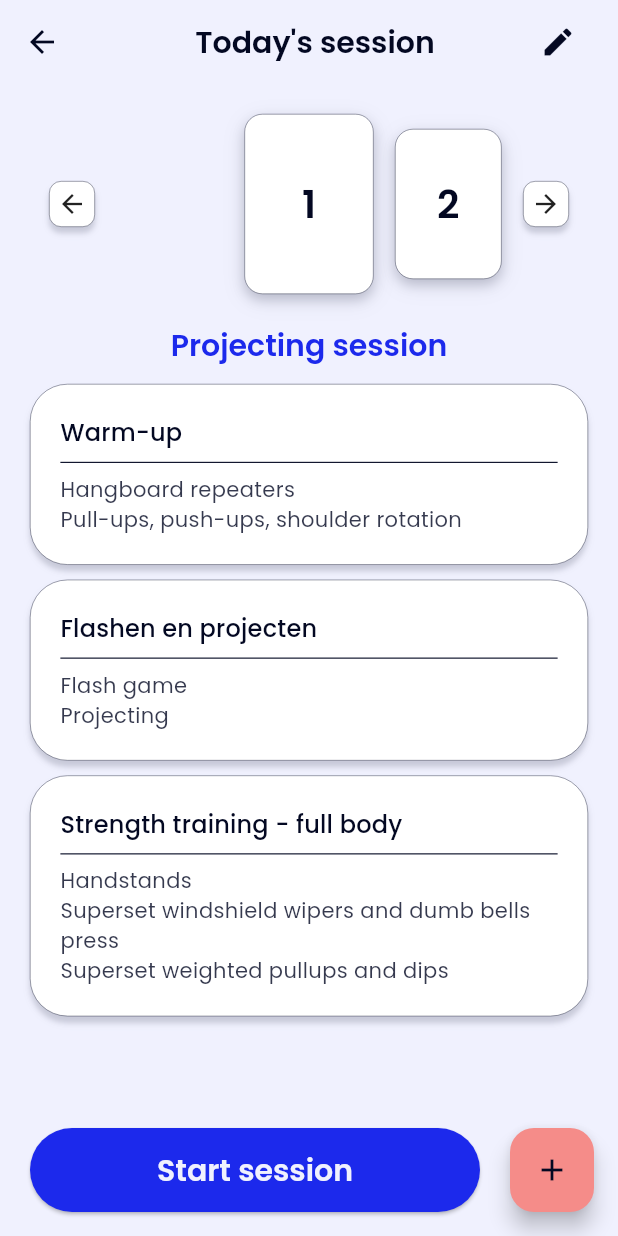
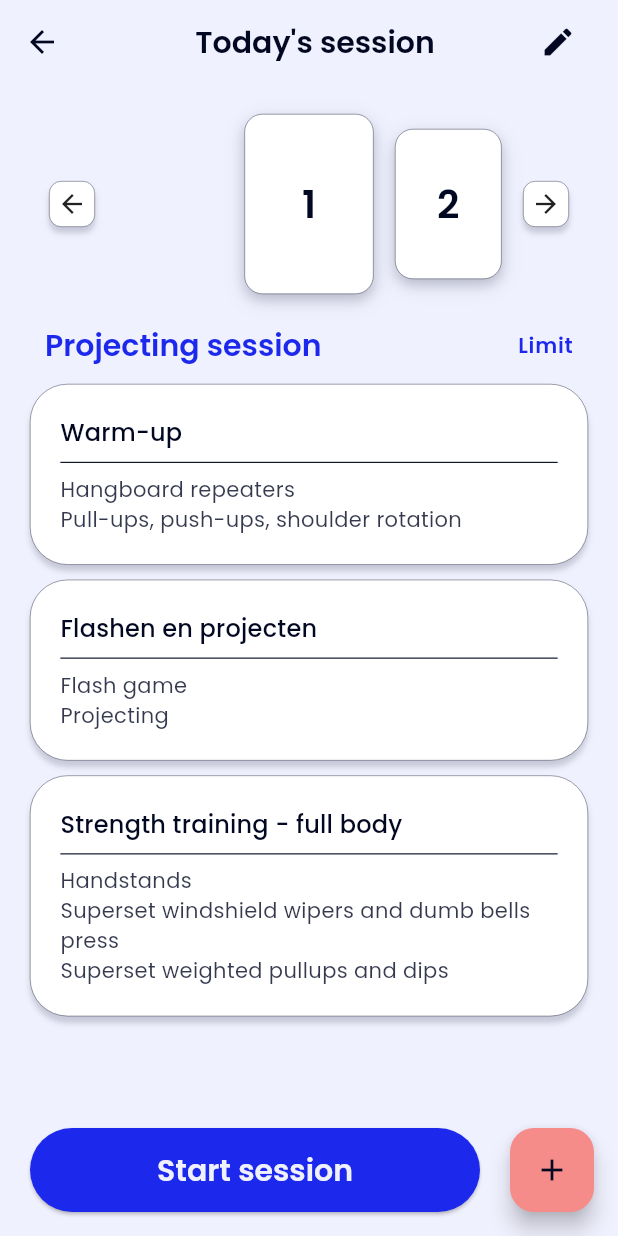
Before and after one commit to mschuhmacher/training_schedule_app, a Flutter app: the SessionSelectScreen screen opened directly, on a phone screen of 412 x 824 dp. Run offline on Flutter 3.47's test engine with Material 3 defaults, Android fonts, the light colour scheme and no system bars; our stand-ins replace table_calendar.

```diff
--- a/lib/data/default_data.dart
+++ b/lib/data/default_data.dart
@@ -7,6 +7,7 @@ final List<Session> defaultSessions = [
     title: 'Projecting session',
     description: 'Flash tries and projecting',
     date: DateTime.now(),
+    label: 'Limit',
     list:
         defaultWorkouts
             .where(
--- a/lib/presentation/screens/session_select_screen.dart
+++ b/lib/presentation/screens/session_select_screen.dart
@@ -47,14 +47,30 @@ class _SessionSelectScreenState extends State<SessionSelectScreen> {
             centerTitle: true,
           ),
           body: Column(
-            crossAxisAlignment: CrossAxisAlignment.center,
+            crossAxisAlignment: CrossAxisAlignment.start,
             children: [
               SizedBox(height: 20),
               RowSelection(caseStatement: 'Session'),
               SizedBox(height: 20),
-              Text(
-                currentSessionList[sessionStateData.sessionIndex].title,
-                style: context.h3,
+              Padding(
+                padding: const EdgeInsets.symmetric(horizontal: 30.0),
+                child: Row(
+                  mainAxisAlignment: MainAxisAlignment.spaceBetween,
+                  children: [
+                    Text(
+                      currentSessionList[sessionStateData.sessionIndex].title,
+                      style: context.h3,
+                    ),
+                    currentSessionList[sessionStateData.sessionIndex].label !=
+                            null
+                        ? Text(
+                          currentSessionList[sessionStateData.sessionIndex]
+                              .label!,
+                          style: context.label,
+                        )
+                        : SizedBox.shrink(),
+                  ],
+                ),
               ),
               SizedBox(height: 12),
               Expanded(
```
Also changed, not shown: lib/presentation/screens/add_item_screen.dart (+40 -8 lines).
